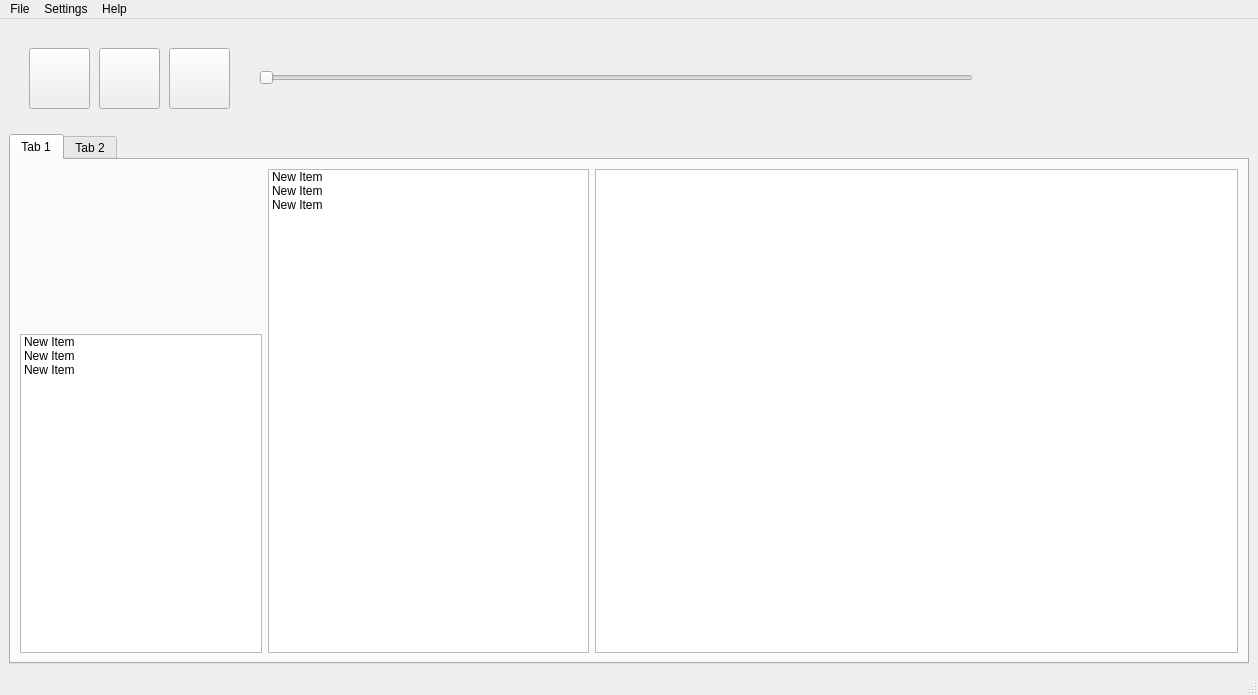
industral/RoteSonne, file rotesonne/src/qt/ui/mainWindow.ui: the form before one commit.
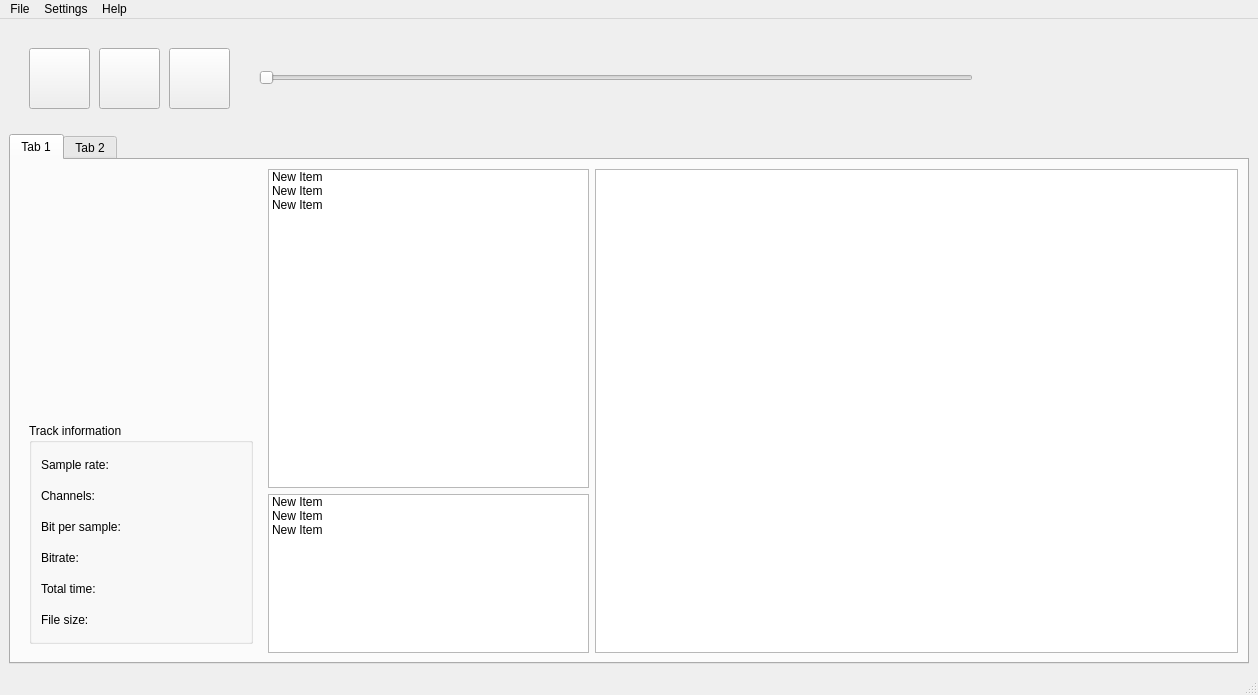
The form after the commit. Icons and pictures are not drawn.

What changed in the file:
```diff
--- a/rotesonne/src/qt/ui/mainWindow.ui
+++ b/rotesonne/src/qt/ui/mainWindow.ui
@@ -165,7 +165,7 @@
        </attribute>
        <layout class="QHBoxLayout" name="horizontalLayout_2" stretch="1,4">
         <item>
-         <layout class="QVBoxLayout" name="verticalLayout" stretch="5,10">
+         <layout class="QVBoxLayout" name="verticalLayout" stretch="1,1">
           <property name="sizeConstraint">
            <enum>QLayout::SetDefaultConstraint</enum>
           </property>
@@ -192,25 +192,118 @@
            </widget>
           </item>
           <item>
-           <widget class="QListWidget" name="listWidget">
-            <property name="resizeMode">
-             <enum>QListView::Adjust</enum>
-            </property>
+           <widget class="QWidget" name="widget_2" native="true">
+            <layout class="QVBoxLayout" name="verticalLayout_2">
+             <item>
+              <widget class="QGroupBox" name="groupBox">
+               <property name="focusPolicy">
+                <enum>Qt::NoFocus</enum>
+               </property>
+               <property name="title">
+                <string>Track information</string>
+               </property>
+               <property name="flat">
+                <bool>false</bool>
+               </property>
+               <property name="checkable">
+                <bool>false</bool>
+               </property>
+               <layout class="QVBoxLayout" name="verticalLayout_4">
             <item>
+                 <layout class="QGridLayout" name="gridLayout" columnstretch="2,1">
+                  <item row="0" column="0">
+                   <widget class="QLabel" name="label_2">
+                    <property name="enabled">
+                     <bool>true</bool>
+                    </property>
              <property name="text">
-              <string>New Item</string>
-             </property>
-            </item>
-            <item>
+                     <string>Sample rate:</string>
+                    </property>
+                   </widget>
+                  </item>
+                  <item row="0" column="1">
+                   <widget class="QLabel" name="label_8">
              <property name="text">
-              <string>New Item</string>
-             </property>
-            </item>
-            <item>
+                     <string/>
+                    </property>
+                   </widget>
+                  </item>
+                  <item row="1" column="0">
+                   <widget class="QLabel" name="label_3">
              <property name="text">
-              <string>New Item</string>
-             </property>
-            </item>
+                     <string>Channels:</string>
+                    </property>
+                   </widget>
+                  </item>
+                  <item row="1" column="1">
+                   <widget class="QLabel" name="label_9">
+                    <property name="text">
+                     <string/>
+                    </property>
+                   </widget>
+                  </item>
+                  <item row="2" column="0">
+                   <widget class="QLabel" name="label_4">
+                    <property name="text">
+                     <string>Bit per sample:</string>
+                    </property>
+                   </widget>
+                  </item>
+                  <item row="2" column="1">
+                   <widget class="QLabel" name="label_10">
+                    <property name="text">
+                     <string/>
+                    </property>
+                   </widget>
+                  </item>
+                  <item row="3" column="0">
+                   <widget class="QLabel" name="label_5">
+                    <property name="text">
+                     <string>Bitrate:</string>
+                    </property>
+                   </widget>
+                  </item>
+                  <item row="3" column="1">
+                   <widget class="QLabel" name="label_11">
+                    <property name="text">
+                     <string/>
+                    </property>
+                   </widget>
+                  </item>
+                  <item row="4" column="0">
+                   <widget class="QLabel" name="label_6">
+                    <property name="text">
+                     <string>Total time:</string>
+                    </property>
+                   </widget>
+                  </item>
+                  <item row="4" column="1">
+                   <widget class="QLabel" name="label_12">
+                    <property name="text">
+                     <string/>
+                    </property>
+                   </widget>
+                  </item>
+                  <item row="5" column="0">
+                   <widget class="QLabel" name="label_7">
+                    <property name="text">
+                     <string>File size:</string>
+                    </property>
+                   </widget>
+                  </item>
+                  <item row="5" column="1">
+                   <widget class="QLabel" name="fileSizeInfoLabel">
+                    <property name="text">
+                     <string/>
+                    </property>
+                   </widget>
+                  </item>
+                 </layout>
+                </item>
+               </layout>
+              </widget>
+             </item>
+            </layout>
            </widget>
           </item>
          </layout>
@@ -218,6 +311,8 @@
         <item>
          <layout class="QHBoxLayout" name="horizontalLayout" stretch="1,2">
           <item>
+           <layout class="QVBoxLayout" name="verticalLayout_5" stretch="2,1">
+            <item>
            <widget class="QListWidget" name="alboumList">
             <item>
              <property name="text">
@@ -237,6 +332,27 @@
            </widget>
           </item>
           <item>
+             <widget class="QListWidget" name="listWidget">
+              <item>
+               <property name="text">
+                <string>New Item</string>
+               </property>
+              </item>
+              <item>
+               <property name="text">
+                <string>New Item</string>
+               </property>
+              </item>
+              <item>
+               <property name="text">
+                <string>New Item</string>
+               </property>
+              </item>
+             </widget>
+            </item>
+           </layout>
+          </item>
+          <item>
            <widget class="QTableView" name="playList">
             <attribute name="horizontalHeaderCascadingSectionResizes">
              <bool>false</bool>
```
Left out of the diff: 48 changed lines with no effect on the pictures. Lines whose indentation alone changed are shown as unchanged.
